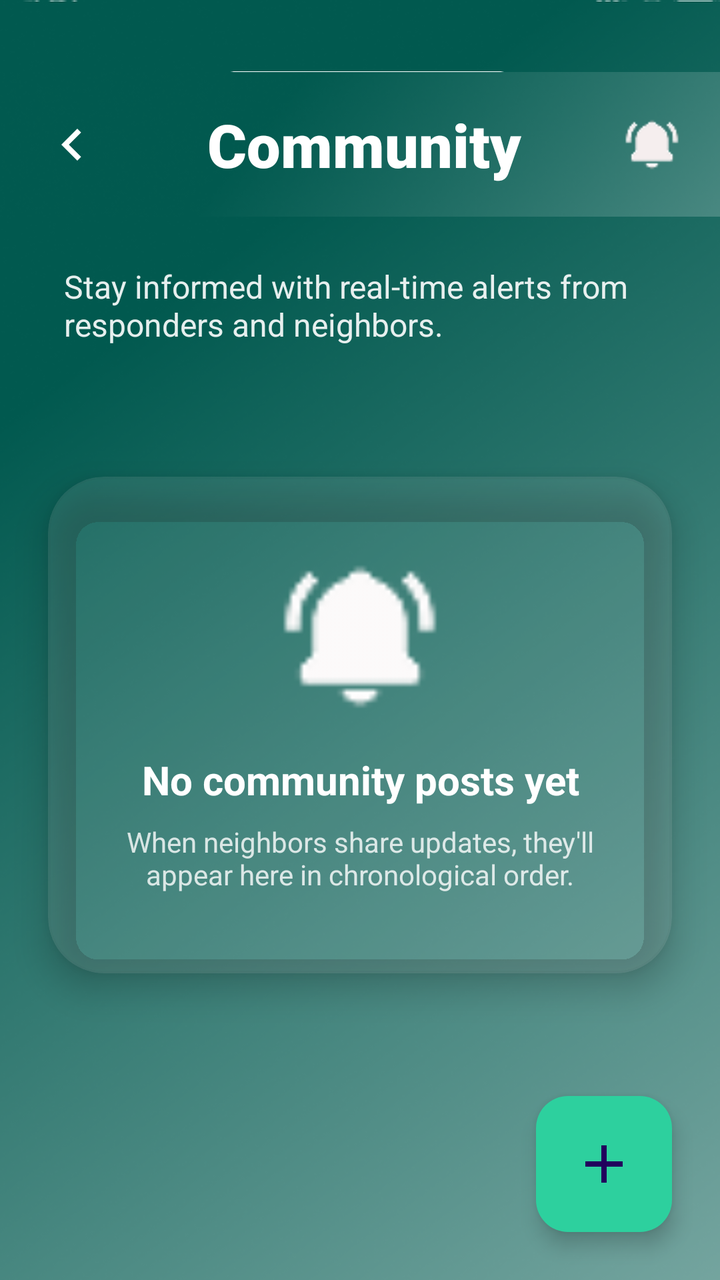
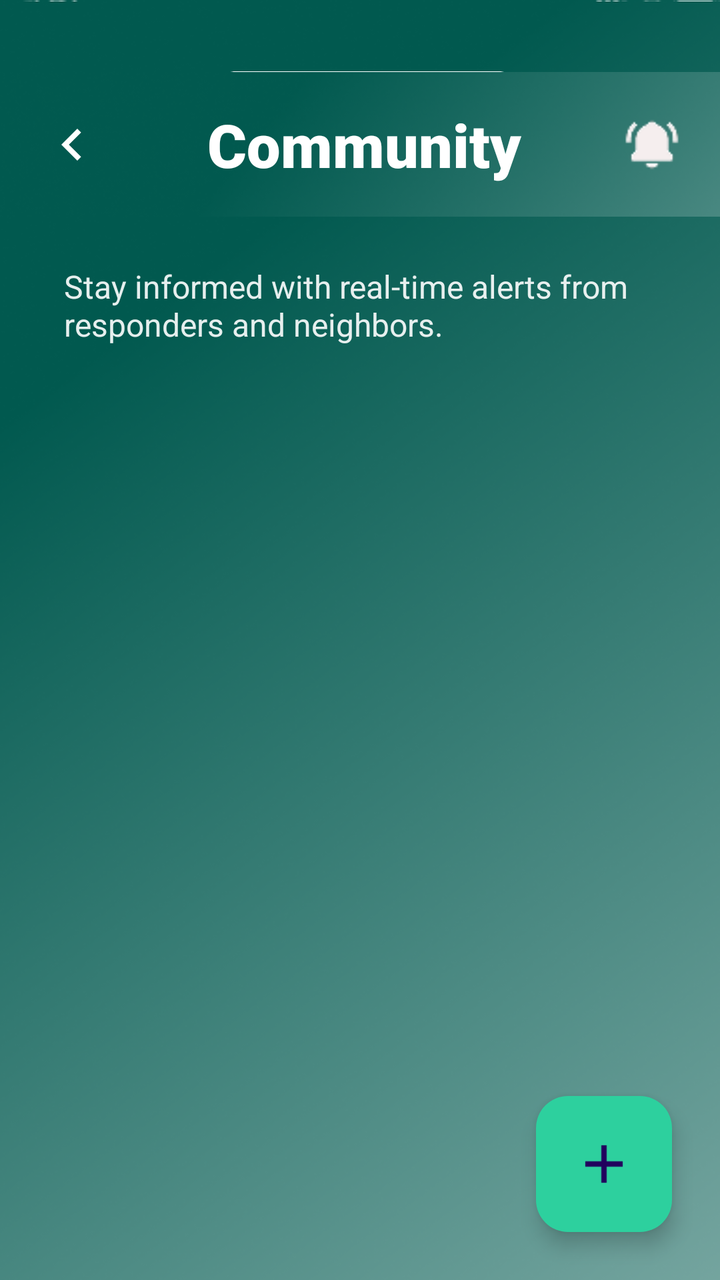

Compare the two renders of this Android layout. The source of the first and the diff that turns it into the second are given below.
<!-- AndroidManifest.xml: application theme Theme.HLDSN -->
<!-- res/layout/activity_community_messages.xml -->
<?xml version="1.0" encoding="utf-8"?>
<androidx.coordinatorlayout.widget.CoordinatorLayout xmlns:android="http://schemas.android.com/apk/res/android"
    xmlns:app="http://schemas.android.com/apk/res-auto"
    xmlns:tools="http://schemas.android.com/tools"
    android:layout_width="match_parent"
    android:layout_height="match_parent"
    android:background="@drawable/login_gradient"
    tools:context=".CommunityActivity">

    <androidx.core.widget.NestedScrollView
        android:layout_width="match_parent"
        android:layout_height="match_parent"
        android:fillViewport="true"
        android:overScrollMode="never">

        <androidx.constraintlayout.widget.ConstraintLayout
            android:layout_width="match_parent"
            android:layout_height="wrap_content"
            android:paddingBottom="96dp">

            <ImageView
                android:id="@+id/communityStatusBar"
                android:layout_width="0dp"
                android:layout_height="36dp"
                android:scaleType="fitXY"
                android:src="@drawable/login_status_bar"
                app:layout_constraintEnd_toEndOf="parent"
                app:layout_constraintStart_toStartOf="parent"
                app:layout_constraintTop_toTopOf="parent" />

            <androidx.constraintlayout.widget.ConstraintLayout
                android:id="@+id/communityHeader"
                android:layout_width="0dp"
                android:layout_height="wrap_content"
                android:background="@drawable/header_gradient"
                android:paddingStart="20dp"
                android:paddingTop="16dp"
                android:paddingEnd="20dp"
                android:paddingBottom="16dp"
                app:layout_constraintEnd_toEndOf="parent"
                app:layout_constraintStart_toStartOf="parent"
                app:layout_constraintTop_toBottomOf="@id/communityStatusBar">

                <ImageView
                    android:id="@+id/backIcon"
                    android:layout_width="32dp"
                    android:layout_height="32dp"
                    android:contentDescription="Navigate back"
                    android:src="@drawable/ic_back"
                    app:layout_constraintBottom_toBottomOf="parent"
                    app:layout_constraintStart_toStartOf="parent"
                    app:layout_constraintTop_toTopOf="parent" />

                <TextView
                    android:id="@+id/communityTitle"
                    android:layout_width="0dp"
                    android:layout_height="wrap_content"
                    android:fontFamily="sans-serif-black"
                    android:gravity="center"
                    android:text="Community"
                    android:textColor="#FFFFFF"
                    android:textSize="30sp"
                    android:textStyle="bold"
                    app:layout_constraintBottom_toBottomOf="parent"
                    app:layout_constraintEnd_toStartOf="@+id/communityBell"
                    app:layout_constraintStart_toEndOf="@id/backIcon"
                    app:layout_constraintTop_toTopOf="parent"
                    app:layout_constraintVertical_bias="0.5" />

                <ImageView
                    android:id="@+id/communityBell"
                    android:layout_width="28dp"
                    android:layout_height="28dp"
                    android:contentDescription="Notifications"
                    android:src="@drawable/ic_notification"
                    app:layout_constraintBottom_toBottomOf="parent"
                    app:layout_constraintEnd_toEndOf="parent"
                    app:layout_constraintTop_toTopOf="parent" />
            </androidx.constraintlayout.widget.ConstraintLayout>

            <TextView
                android:id="@+id/communitySubtitle"
                android:layout_width="0dp"
                android:layout_height="wrap_content"
                android:layout_marginStart="32dp"
                android:layout_marginTop="24dp"
                android:layout_marginEnd="32dp"
                android:text="Stay informed with real-time alerts from responders and neighbors."
                android:textColor="#E6FFFFFF"
                android:textSize="16sp"
                app:layout_constraintEnd_toEndOf="parent"
                app:layout_constraintStart_toStartOf="parent"
                app:layout_constraintTop_toBottomOf="@id/communityHeader" />

            <androidx.cardview.widget.CardView
                android:id="@+id/communityPlaceholderCard"
                android:layout_width="0dp"
                android:layout_height="wrap_content"
                android:layout_marginStart="24dp"
                android:layout_marginTop="20dp"
                android:layout_marginEnd="24dp"
                android:layout_marginBottom="12dp"
                app:cardBackgroundColor="#1AF4F4F4"
                app:cardCornerRadius="28dp"
                app:cardElevation="10dp"
                app:layout_constraintBottom_toBottomOf="parent"
                app:layout_constraintEnd_toEndOf="parent"
                app:layout_constraintStart_toStartOf="parent"
                app:layout_constraintTop_toBottomOf="@id/communitySubtitle">

                <LinearLayout
                    android:layout_width="match_parent"
                    android:layout_height="wrap_content"
                    android:orientation="vertical"
                    android:paddingStart="32dp"
                    android:paddingTop="40dp"
                    android:paddingEnd="32dp"
                    android:paddingBottom="40dp">

                    <ImageView
                        android:layout_width="80dp"
                        android:layout_height="80dp"
                        android:layout_gravity="center_horizontal"
                        android:contentDescription="Empty State"
                        android:src="@drawable/ic_notification"
                        android:tint="#B0FFFFFF" />

                    <TextView
                        android:id="@+id/emptyTitle"
                        android:layout_width="match_parent"
                        android:layout_height="wrap_content"
                        android:layout_marginTop="18dp"
                        android:gravity="center"
                        android:text="No community posts yet"
                        android:textColor="#FFFFFF"
                        android:textSize="20sp"
                        android:textStyle="bold" />

                    <TextView
                        android:id="@+id/emptySubtitle"
                        android:layout_width="match_parent"
                        android:layout_height="wrap_content"
                        android:layout_marginTop="8dp"
                        android:gravity="center"
                        android:text="When neighbors share updates, they'll appear here in chronological order."
                        android:textColor="#CCFFFFFF"
                        android:textSize="14sp" />
                </LinearLayout>
            </androidx.cardview.widget.CardView>
        </androidx.constraintlayout.widget.ConstraintLayout>
    </androidx.core.widget.NestedScrollView>

    <com.google.android.material.floatingactionbutton.FloatingActionButton
        android:id="@+id/addCommunityPostFab"
        android:layout_width="wrap_content"
        android:layout_height="wrap_content"
        android:layout_gravity="bottom|end"
        android:layout_margin="24dp"
        android:contentDescription="Add community update"
        android:tint="#003328"
        app:backgroundTint="#2DD09E"
        app:fabCustomSize="68dp"
        app:maxImageSize="32dp"
        app:srcCompat="@drawable/ic_add" />

</androidx.coordinatorlayout.widget.CoordinatorLayout>
<!-- resources referenced by this layout -->
<resources>
  <!-- drawable header_gradient: png bitmap (drawable, 19354 bytes) -->
  <!-- drawable ic_add (drawable) -->
  <?xml version="1.0" encoding="utf-8"?>
  <vector xmlns:android="http://schemas.android.com/apk/res/android"
      android:width="24dp"
      android:height="24dp"
      android:viewportWidth="24"
      android:viewportHeight="24">
      <path
          android:fillColor="#FFFFFFFF"
          android:pathData="M19,11h-6V5h-2v6H5v2h6v6h2v-6h6z" />
  </vector>
  <!-- drawable ic_back (drawable) -->
  <?xml version="1.0" encoding="utf-8"?>
  <vector xmlns:android="http://schemas.android.com/apk/res/android"
      android:width="24dp"
      android:height="24dp"
      android:viewportWidth="24"
      android:viewportHeight="24">
      <path
          android:fillColor="#FFFFFF"
          android:pathData="M15.41,7.41L14,6l-6,6 6,6 1.41,-1.41L10.83,12z"/>
  </vector>
  <!-- drawable ic_notification: png bitmap (drawable, 984 bytes) -->
  <!-- drawable login_gradient: png bitmap (drawable, 189832 bytes) -->
  <!-- drawable login_status_bar: png bitmap (drawable, 2440 bytes) -->
  <style name="Theme.HLDSN" parent="Base.Theme.HLDSN" />
  <style name="Base.Theme.HLDSN" parent="Theme.Material3.DayNight.NoActionBar">
          
          
      </style>
</resources>

<!-- the commit's change to res/layout/activity_community_messages.xml (unified diff, before → after) -->
@@ -7,16 +7,9 @@
     android:background="@drawable/login_gradient"
     tools:context=".CommunityActivity">
 
-    <androidx.core.widget.NestedScrollView
+    <androidx.constraintlayout.widget.ConstraintLayout
         android:layout_width="match_parent"
-        android:layout_height="match_parent"
-        android:fillViewport="true"
-        android:overScrollMode="never">
-
-        <androidx.constraintlayout.widget.ConstraintLayout
-            android:layout_width="match_parent"
-            android:layout_height="wrap_content"
-            android:paddingBottom="96dp">
+        android:layout_height="match_parent">
 
             <ImageView
                 android:id="@+id/communityStatusBar"
@@ -91,64 +84,26 @@
                 app:layout_constraintEnd_toEndOf="parent"
                 app:layout_constraintStart_toStartOf="parent"
                 app:layout_constraintTop_toBottomOf="@id/communityHeader" />
+            
+            <androidx.recyclerview.widget.RecyclerView
+                android:id="@+id/communityRecyclerView"
+                android:layout_width="0dp"
+                android:layout_height="0dp"
+                android:layout_marginStart="20dp"
+                android:layout_marginTop="20dp"
+                android:layout_marginEnd="20dp"
+                android:layout_marginBottom="16dp"
+                android:clipToPadding="false"
+                android:overScrollMode="never"
+                android:paddingBottom="96dp"
+                app:layout_constraintTop_toBottomOf="@id/communitySubtitle"
+                app:layout_constraintBottom_toBottomOf="parent"
+                app:layout_constraintStart_toStartOf="parent"
+                app:layout_constraintEnd_toEndOf="parent"
+                tools:listitem="@android:layout/simple_list_item_2"
+                tools:itemCount="4" />
 
-            <androidx.cardview.widget.CardView
-                android:id="@+id/communityPlaceholderCard"
-                android:layout_width="0dp"
-                android:layout_height="wrap_content"
-                android:layout_marginStart="24dp"
-                android:layout_marginTop="20dp"
-                android:layout_marginEnd="24dp"
-                android:layout_marginBottom="12dp"
-                app:cardBackgroundColor="#1AF4F4F4"
-                app:cardCornerRadius="28dp"
-                app:cardElevation="10dp"
-                app:layout_constraintBottom_toBottomOf="parent"
-                app:layout_constraintEnd_toEndOf="parent"
-                app:layout_constraintStart_toStartOf="parent"
-                app:layout_constraintTop_toBottomOf="@id/communitySubtitle">
-
-                <LinearLayout
-                    android:layout_width="match_parent"
-                    android:layout_height="wrap_content"
-                    android:orientation="vertical"
-                    android:paddingStart="32dp"
-                    android:paddingTop="40dp"
-                    android:paddingEnd="32dp"
-                    android:paddingBottom="40dp">
-
-                    <ImageView
-                        android:layout_width="80dp"
-                        android:layout_height="80dp"
-                        android:layout_gravity="center_horizontal"
-                        android:contentDescription="Empty State"
-                        android:src="@drawable/ic_notification"
-                        android:tint="#B0FFFFFF" />
-
-                    <TextView
-                        android:id="@+id/emptyTitle"
-                        android:layout_width="match_parent"
-                        android:layout_height="wrap_content"
-                        android:layout_marginTop="18dp"
-                        android:gravity="center"
-                        android:text="No community posts yet"
-                        android:textColor="#FFFFFF"
-                        android:textSize="20sp"
-                        android:textStyle="bold" />
-
-                    <TextView
-                        android:id="@+id/emptySubtitle"
-                        android:layout_width="match_parent"
-                        android:layout_height="wrap_content"
-                        android:layout_marginTop="8dp"
-                        android:gravity="center"
-                        android:text="When neighbors share updates, they'll appear here in chronological order."
-                        android:textColor="#CCFFFFFF"
-                        android:textSize="14sp" />
-                </LinearLayout>
-            </androidx.cardview.widget.CardView>
         </androidx.constraintlayout.widget.ConstraintLayout>
-    </androidx.core.widget.NestedScrollView>
 
     <com.google.android.material.floatingactionbutton.FloatingActionButton
         android:id="@+id/addCommunityPostFab"
